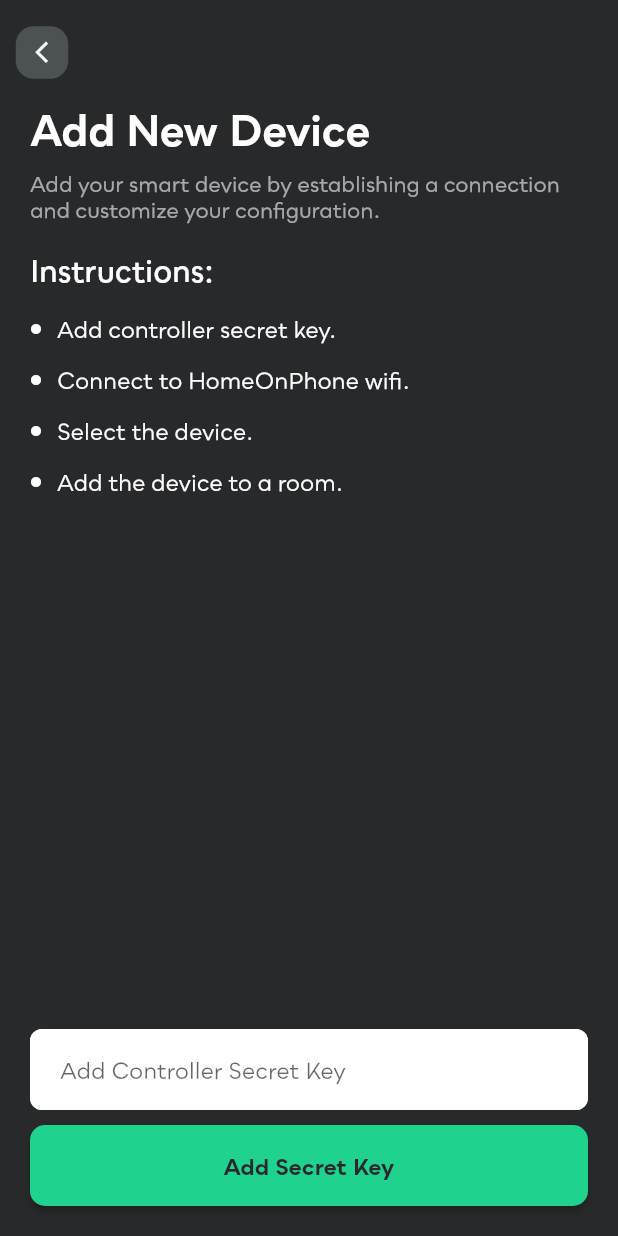
After one commit to akram-mohammad/smart-home, a Flutter app: the AddDevice screen opened directly, on a phone screen of 412 x 824 dp. The commit adds this screen. Run offline on Flutter 3.47's test engine with Material 2 defaults, Android fonts, the phone set to English and light mode, and no system bars; our stand-ins replace cloud_firestore, firebase_auth, firebase_core, flutter_form_builder, flutter_svg; missing offline and left inert: email_auth; accounts and stored records are empty.

Commit message:
Add Device Page Added

```diff
--- /dev/null
+++ b/lib/ui/screens/devices/add_device.dart
@@ -0,0 +1,142 @@
+import 'package:flutter/material.dart';
+import 'package:smart_home/ui/widgets/empty_appbar.dart';
+import 'package:smart_home/ui/widgets/regular_elevated_button.dart';
+import 'package:smart_home/ui/widgets/regular_text_field.dart';
+
+class AddDevice extends StatelessWidget {
+  AddDevice({Key? key}) : super(key: key);
+  final TextEditingController _emailController = TextEditingController();
+
+  @override
+  Widget build(BuildContext context) {
+    return Scaffold(
+      backgroundColor: Theme.of(context).primaryColor,
+      appBar: EmptyAppbar(),
+      body: Padding(
+        padding: const EdgeInsets.symmetric(horizontal: 20.0),
+        child: Column(
+          children: [
+            Expanded(
+              child: SingleChildScrollView(
+                child: Column(
+                  crossAxisAlignment: CrossAxisAlignment.start,
+                  children: [
+                    Text(
+                      'Add New Device',
+                      style: TextStyle(
+                          fontSize: 28.0, fontWeight: FontWeight.w700),
+                    ),
+                    SizedBox(
+                      height: 10.0,
+                    ),
+                    Text(
+                      'Add your smart device by establishing a connection and customize your configuration.',
+                      style: TextStyle(fontSize: 14.0, color: Colors.white60),
+                    ),
+                    SizedBox(
+                      height: 20.0,
+                    ),
+                    Text(
+                      'Instructions:',
+                      style: TextStyle(
+                          fontSize: 20.0, fontWeight: FontWeight.w600),
+                    ),
+                    SizedBox(
+                      height: 10.0,
+                    ),
+                    Padding(
+                      padding: const EdgeInsets.symmetric(vertical: 8.0),
+                      child: Row(
+                        children: [
+                          Icon(
+                            Icons.circle,
+                            color: Colors.white,
+                            size: 8.0,
+                          ),
+                          SizedBox(
+                            width: 10.0,
+                          ),
+                          Text(
+                            'Add controller secret key.',
+                            style: TextStyle(fontSize: 15.0),
+                          )
+                        ],
+                      ),
+                    ),
+                    Padding(
+                      padding: const EdgeInsets.symmetric(vertical: 8.0),
+                      child: Row(
+                        children: [
+                          Icon(
+                            Icons.circle,
+                            color: Colors.white,
+                            size: 8.0,
+                          ),
+                          SizedBox(
+                            width: 10.0,
+                          ),
+                          Text(
+                            'Connect to HomeOnPhone wifi.',
+                            style: TextStyle(fontSize: 15.0),
+                          )
+                        ],
+                      ),
+                    ),
+                    Padding(
+                      padding: const EdgeInsets.symmetric(vertical: 8.0),
+                      child: Row(
+                        children: [
+                          Icon(
+                            Icons.circle,
+                            color: Colors.white,
+                            size: 8.0,
+                          ),
+                          SizedBox(
+                            width: 10.0,
+                          ),
+                          Text(
+                            'Select the device.',
+                            style: TextStyle(fontSize: 15.0),
+                          ),
+                        ],
+                      ),
+                    ),
+                    Padding(
+                      padding: const EdgeInsets.symmetric(vertical: 8.0),
+                      child: Row(
+                        children: [
+                          Icon(
+                            Icons.circle,
+                            color: Colors.white,
+                            size: 8.0,
+                          ),
+                          SizedBox(
+                            width: 10.0,
+                          ),
+                          Text(
+                            'Add the device to a room.',
+                            style: TextStyle(fontSize: 15.0),
+                          ),
+                        ],
+                      ),
+                    ),
+                  ],
+                ),
+              ),
+            ),
+            RegularTextField(
+              controller: _emailController,
+              validate: () {},
+              label: 'Add Controller Secret Key',
+            ),
+            SizedBox(
+              height: 10.0,
+            ),
+            RegularElevatedButton(title: 'Add Secret Key', onPress: () {}),
+            SizedBox(height: 20.0)
+          ],
+        ),
+      ),
+    );
+  }
+}
--- a/lib/ui/screens/initialization_page.dart
+++ b/lib/ui/screens/initialization_page.dart
@@ -6,7 +6,6 @@ import 'package:smart_home/ui/screens/authentication/forgot_pass.dart';
 import 'package:smart_home/ui/screens/authentication/sign_in.dart';
 import 'package:smart_home/ui/screens/authentication/sign_up.dart';
 import 'package:smart_home/ui/screens/devices/devices_list.dart';
-import 'package:smart_home/ui/widgets/empty_appbar.dart';
 import 'package:smart_home/ui/widgets/navigation_bar.dart';
 
 class InitialPage extends StatefulWidget {
@@ -36,7 +35,6 @@ class _InitialPageState extends State<InitialPage> {
   Widget build(BuildContext context) {
     return Scaffold(
       backgroundColor: Theme.of(context).primaryColor,
-      appBar: EmptyAppbar(start: true),
       body: FutureBuilder(
           future: _start(),
           builder: (ctx, snapshot) =>
@@ -49,7 +47,7 @@ class _InitialPageState extends State<InitialPage> {
           Icons.home,
           Icons.watch_later_outlined,
           Icons.flash_on_rounded,
-          Icons.menu,
+          Icons.bar_chart,
         ],
         onChange: (val) {
           if (_selectedIndex != val) {
--- a/lib/ui/widgets/devices_appbar.dart
+++ b/lib/ui/widgets/devices_appbar.dart
@@ -1,4 +1,5 @@
 import 'package:flutter/material.dart';
+import 'package:smart_home/ui/screens/devices/add_device.dart';
 
 class DevicesAppbar extends StatelessWidget implements PreferredSizeWidget {
   Size get preferredSize => const Size.fromHeight(90);
@@ -6,6 +7,33 @@ class DevicesAppbar extends StatelessWidget implements PreferredSizeWidget {
   @override
   Widget build(BuildContext context) {
     return AppBar(
+      actions: [
+        Padding(
+          padding: const EdgeInsets.only(right: 20.0),
+          child: Center(
+            child: Container(
+              decoration: BoxDecoration(
+                color: Theme.of(context).primaryColorLight,
+                borderRadius: BorderRadius.circular(12.0),
+              ),
+              child: Padding(
+                padding: const EdgeInsets.all(5.0),
+                child: GestureDetector(
+                  onTap: () {
+                    Navigator.push(context,
+                        MaterialPageRoute(builder: (ctx) => AddDevice()));
+                  },
+                  child: Icon(
+                    Icons.add,
+                    size: 25.0,
+                    color: Colors.black,
+                  ),
+                ),
+              ),
+            ),
+          ),
+        ),
+      ],
       toolbarHeight: 70,
       elevation: 0,
       brightness: Brightness.dark, // status bar brightness
```
Also changed, not shown: lib/ui/screens/devices/connect_device.dart (added).
